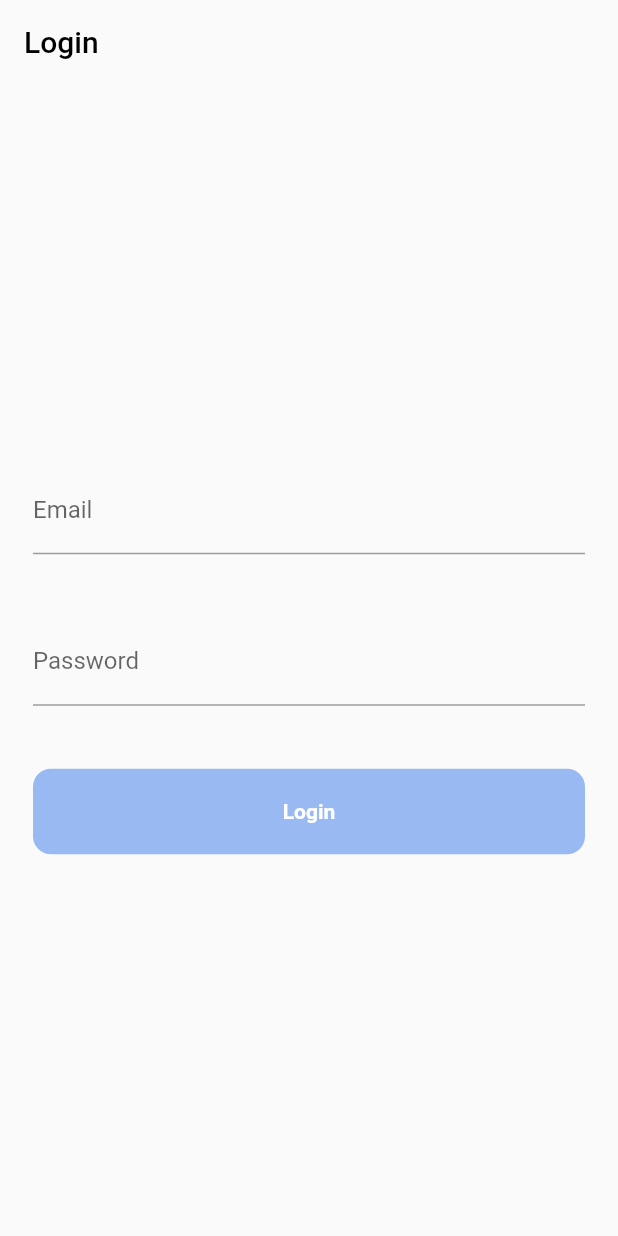
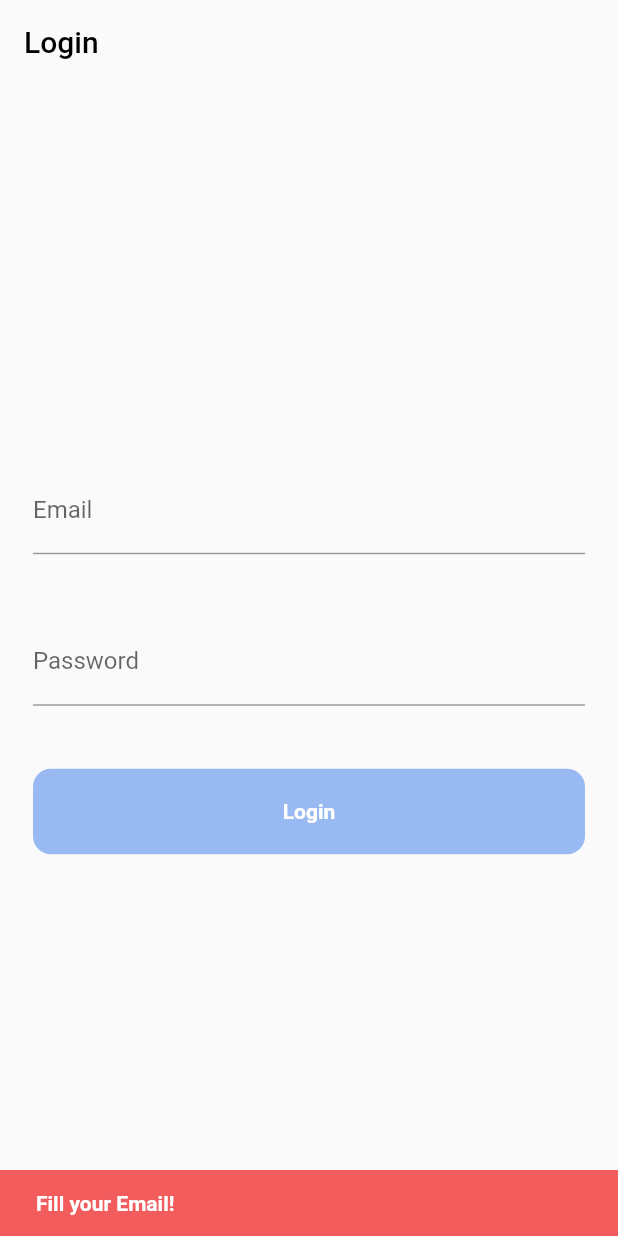
Before and after one commit to Izan2020/attendme_app, a Flutter app: the LoginScreen screen opened by its route, after a tap on "Login", on a phone screen of 412 x 824 dp. Run offline on Flutter 3.47's test engine with Material 2 defaults, Android fonts, the light colour scheme and no system bars; our stand-ins replace bloc, dartz, equatable, flutter_bloc, get_it, go_router and 1 more; accounts and stored records are empty; network calls fail.

Commit message:
+ Added : 1. Login Screen : Integration API, Error Handling
2. Home Screen : User Interface (Baru di Tambah)

```diff
--- a/lib/common/colors.dart
+++ b/lib/common/colors.dart
@@ -1,5 +1,10 @@
 import 'dart:ui';
 
 class AppColors {
-  static Color primaryColor = Color.fromARGB(255, 153, 185, 243);
+  static Color primaryColor = const Color.fromARGB(255, 94, 129, 193);
+  static Color secondaryColor = const Color.fromARGB(255, 153, 185, 243);
+
+  static Color danger = const Color.fromARGB(255, 242, 92, 92);
+  static Color warning = const Color.fromARGB(255, 255, 222, 102);
+  static Color success = const Color.fromARGB(255, 189, 231, 105);
 }
--- a/lib/common/strings.dart
+++ b/lib/common/strings.dart
@@ -1 +1,4 @@
 const String authPrefKey = 'attendme_loginkey';
+const String companyIdPrefKey = 'attendme_companyId';
+const String userIdPrefKey = 'attendme_userId';
+const String userRolePrefKey = 'attendme_userRole';
--- a/lib/domain/usecases/set_loggedin.dart
+++ b/lib/domain/usecases/set_loggedin.dart
@@ -0,0 +1,10 @@
+import 'package:attendme_app/domain/repository/repository.dart';
+
+class SetLoggedIn {
+  final Repository repository;
+  SetLoggedIn(this.repository);
+
+  Future<void> execute() {
+    return repository.setLoggedIn();
+  }
+}
--- a/lib/presentation/bloc/auth/auth_event.dart
+++ b/lib/presentation/bloc/auth/auth_event.dart
@@ -1,5 +1,3 @@
-import 'package:attendme_app/domain/entities/login.dart';
-
 class AuthEvent {
   AuthEvent();
 }
--- a/lib/presentation/bloc/login/login_bloc.dart
+++ b/lib/presentation/bloc/login/login_bloc.dart
@@ -1,11 +1,16 @@
 import 'package:attendme_app/domain/usecases/login_user.dart';
+import 'package:attendme_app/domain/usecases/set_loggedin.dart';
 import 'package:attendme_app/presentation/bloc/login/login_event.dart';
 import 'package:attendme_app/presentation/bloc/login/login_state.dart';
 import 'package:bloc/bloc.dart';
 
 class LoginBloc extends Bloc<LoginEvent, LoginState> {
   final LoginUser loginUser;
-  LoginBloc({required this.loginUser}) : super(InitLS()) {
+  final SetLoggedIn setLoggedIn;
+  LoginBloc({
+    required this.loginUser,
+    required this.setLoggedIn,
+  }) : super(InitLS()) {
     on<OnLoginUser>((event, emit) async {
       emit(LoadingLS());
       final result = await loginUser.execute(event.user);
@@ -15,6 +20,7 @@ class LoginBloc extends Bloc<LoginEvent, LoginState> {
         },
         (result) {
           emit(SuccessLS(result));
+          setLoggedIn.execute();
         },
       );
     });
--- /dev/null
+++ b/lib/presentation/interface/screen/auth/login_screen.dart
@@ -0,0 +1,125 @@
+import 'package:attendme_app/common/colors.dart';
+import 'package:attendme_app/domain/entities/login.dart';
+import 'package:attendme_app/presentation/bloc/login/login_bloc.dart';
+import 'package:attendme_app/presentation/bloc/login/login_event.dart';
+import 'package:attendme_app/presentation/bloc/login/login_state.dart';
+import 'package:attendme_app/presentation/interface/screen/home_screen.dart';
+import 'package:attendme_app/presentation/interface/widgets/buttons.dart';
+import 'package:flutter/material.dart';
+import 'package:flutter_bloc/flutter_bloc.dart';
+import 'package:go_router/go_router.dart';
+
+class LoginScreen extends StatefulWidget {
+  static const routePath = '/login_screen';
+  const LoginScreen({super.key});
+
+  @override
+  State<LoginScreen> createState() => _LoginScreenState();
+}
+
+class _LoginScreenState extends State<LoginScreen> {
+  final TextEditingController _emailField = TextEditingController();
+  final TextEditingController _passwordField = TextEditingController();
+  double _opacityLogin = 0;
+
+  _loginUser() async {
+    final scaffoldMessenger = ScaffoldMessenger.of(context);
+    if (_emailField.text == '') {
+      scaffoldMessenger.showSnackBar(SnackBar(
+        content: const Text(
+          'Fill your Email!',
+          style: TextStyle(fontWeight: FontWeight.w600),
+        ),
+        backgroundColor: AppColors.danger,
+      ));
+      return;
+    }
+    if (_passwordField.text == '') {
+      scaffoldMessenger.showSnackBar(SnackBar(
+        content: const Text(
+          'Fill your Password!',
+          style: TextStyle(fontWeight: FontWeight.w600),
+        ),
+        backgroundColor: AppColors.danger,
+      ));
+      return;
+    }
+    final user = Login(
+      email: _emailField.text,
+      password: _passwordField.text,
+    );
+    context.read<LoginBloc>().add(OnLoginUser(user: user));
+  }
+
+  @override
+  void initState() {
+    Future.microtask(() {
+      setState(() {
+        _opacityLogin = 1;
+      });
+    });
+    super.initState();
+  }
+
+  @override
+  Widget build(BuildContext context) {
+    return BlocConsumer<LoginBloc, LoginState>(builder: (context, state) {
+      return Scaffold(
+        appBar: AppBar(
+          foregroundColor: Colors.black,
+          backgroundColor: Colors.transparent,
+          elevation: 0,
+          title: const Text('Login'),
+        ),
+        body: AnimatedOpacity(
+          opacity: _opacityLogin,
+          duration: const Duration(milliseconds: 300),
+          child: SafeArea(
+            child: Center(
+              child: Container(
+                margin: const EdgeInsets.all(22),
+                child: Column(
+                  mainAxisSize: MainAxisSize.min,
+                  children: [
+                    TextField(
+                      controller: _emailField,
+                      decoration: const InputDecoration(label: Text('Email')),
+                    ),
+                    const SizedBox(
+                      height: 42,
+                    ),
+                    TextField(
+                      controller: _passwordField,
+                      obscureText: true,
+                      decoration:
+                          const InputDecoration(label: Text('Password')),
+                    ),
+                    const SizedBox(
+                      height: 42,
+                    ),
+                    PrimaryButton(title: 'Login', onTap: () => _loginUser())
+                  ],
+                ),
+              ),
+            ),
+          ),
+        ),
+      );
+    }, listener: (context, state) {
+      final scaffoldMessenger = ScaffoldMessenger.of(context);
+      switch (state) {
+        case ErrorLS():
+          scaffoldMessenger.showSnackBar(SnackBar(
+            content: Text(
+              state.message,
+              style: const TextStyle(fontWeight: FontWeight.w600),
+            ),
+            backgroundColor: AppColors.danger,
+          ));
+          break;
+        case SuccessLS():
+          context.go(HomeScreen.routePath);
+      }
+    });
+  }
+}
--- a/lib/presentation/interface/screen/login_screen.dart
+++ /dev/null
@@ -1,70 +0,0 @@
-import 'package:attendme_app/presentation/interface/widgets/buttons.dart';
-import 'package:flutter/material.dart';
-
-class LoginScreen extends StatefulWidget {
-  static const routePath = '/login_screen';
-  const LoginScreen({super.key});
-
-  @override
-  State<LoginScreen> createState() => _LoginScreenState();
-}
-
-class _LoginScreenState extends State<LoginScreen> {
-  final TextEditingController _emailField = TextEditingController();
-  final TextEditingController _passwordField = TextEditingController();
-  double _opacityLogin = 0;
-
-  @override
-  void initState() {
-    Future.microtask(() {
-      setState(() {
-        _opacityLogin = 1;
-      });
-    });
-    super.initState();
-  }
-
-  @override
-  Widget build(BuildContext context) {
-    return Scaffold(
-      appBar: AppBar(
-        foregroundColor: Colors.black,
-        backgroundColor: Colors.transparent,
-        elevation: 0,
-        title: const Text('Login'),
-      ),
-      body: AnimatedOpacity(
-        opacity: _opacityLogin,
-        duration: const Duration(milliseconds: 300),
-        child: SafeArea(
-          child: Center(
-            child: Container(
-              margin: const EdgeInsets.all(22),
-              child: Column(
-                mainAxisSize: MainAxisSize.min,
-                children: [
-                  TextField(
-                    controller: _emailField,
-                    decoration: const InputDecoration(label: Text('Email')),
-                  ),
-                  const SizedBox(
-                    height: 42,
-                  ),
-                  TextField(
-                    controller: _passwordField,
-                    obscureText: true,
-                    decoration: const InputDecoration(label: Text('Password')),
-                  ),
-                  const SizedBox(
-                    height: 42,
-                  ),
-                  PrimaryButton(title: 'Login', onTap: () {})
-                ],
-              ),
-            ),
-          ),
-        ),
-      ),
-    );
-  }
-}
--- a/pubspec.yaml
+++ b/pubspec.yaml
@@ -44,6 +44,7 @@ dependencies:
   shared_preferences: ^2.2.2
   dartz: ^0.10.1
   crypto: ^3.0.3
+  http: ^1.1.0
 
 dev_dependencies:
   flutter_test:
```
Also changed, not shown: lib/data/datasources/remote_datasource.dart (+21 -16 lines), lib/data/models/login_model_response.dart (added, +43 -0 lines), lib/data/repository/repository_impl.dart (+15 -1 lines), lib/domain/usecases/set_loggedout.dart (+10 -0 lines), lib/injection.dart (+17 -10 lines), lib/main.dart (+11 -3 lines), lib/presentation/interface/screen/auth/auth_screen.dart (renamed from lib/presentation/interface/screen/auth_screen.dart, +5 -6 lines), lib/presentation/interface/screen/home_screen.dart (added, +64 -0 lines), lib/presentation/interface/screen/admin/home_screen.dart (added), lib/presentation/interface/screen/auth/register_screen.dart (added), pubspec.lock.
